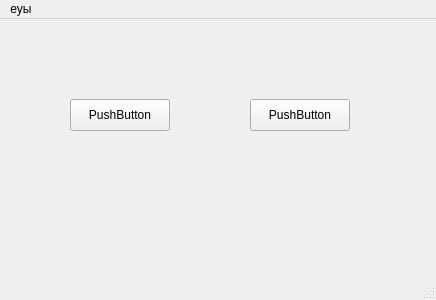
Qt form mainwindow.ui (ib1za/PrimFirmwareTest) before a commit.
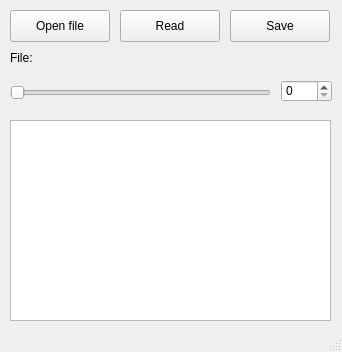
The same form after that commit.

```diff
--- a/mainwindow.ui
+++ b/mainwindow.ui
@@ -6,8 +6,8 @@
    <rect>
     <x>0</x>
     <y>0</y>
-    <width>436</width>
-    <height>300</height>
+    <width>342</width>
+    <height>352</height>
    </rect>
   </property>
   <property name="windowTitle">
@@ -17,59 +17,88 @@
    <widget class="QPushButton" name="pushButton">
     <property name="geometry">
      <rect>
-      <x>70</x>
-      <y>80</y>
+      <x>10</x>
+      <y>10</y>
       <width>100</width>
       <height>32</height>
      </rect>
     </property>
     <property name="text">
-     <string>PushButton</string>
+     <string>Open file</string>
     </property>
    </widget>
    <widget class="QPushButton" name="pushButton_2">
     <property name="geometry">
      <rect>
-      <x>250</x>
-      <y>80</y>
+      <x>120</x>
+      <y>10</y>
       <width>100</width>
       <height>32</height>
      </rect>
     </property>
     <property name="text">
-     <string>PushButton</string>
+     <string>Read</string>
     </property>
    </widget>
-  </widget>
-  <widget class="QMenuBar" name="menubar">
-   <property name="geometry">
-    <rect>
-     <x>0</x>
-     <y>0</y>
-     <width>436</width>
-     <height>37</height>
-    </rect>
-   </property>
-   <widget class="QMenu" name="menu">
-    <property name="title">
-     <string>еуы</string>
+   <widget class="QPushButton" name="savePushButton">
+    <property name="geometry">
+     <rect>
+      <x>230</x>
+      <y>10</y>
+      <width>100</width>
+      <height>32</height>
+     </rect>
     </property>
-    <widget class="QMenu" name="menutest">
-     <property name="title">
-      <string>test</string>
-     </property>
-     <addaction name="action123"/>
-     <addaction name="action123_2"/>
-     <addaction name="separator"/>
-     <addaction name="action32"/>
-     <addaction name="separator"/>
-    </widget>
-    <addaction name="menutest"/>
-    <addaction name="separator"/>
-    <addaction name="separator"/>
-    <addaction name="separator"/>
+    <property name="text">
+     <string>Save</string>
+    </property>
    </widget>
-   <addaction name="menu"/>
+   <widget class="QTextBrowser" name="textBrowser">
+    <property name="geometry">
+     <rect>
+      <x>10</x>
+      <y>120</y>
+      <width>321</width>
+      <height>201</height>
+     </rect>
+    </property>
+   </widget>
+   <widget class="QLabel" name="filePathLabel">
+    <property name="geometry">
+     <rect>
+      <x>10</x>
+      <y>50</y>
+      <width>301</width>
+      <height>16</height>
+     </rect>
+    </property>
+    <property name="text">
+     <string>File: </string>
+    </property>
+   </widget>
+   <widget class="QSlider" name="slider">
+    <property name="geometry">
+     <rect>
+      <x>10</x>
+      <y>80</y>
+      <width>261</width>
+      <height>25</height>
+     </rect>
+    </property>
+    <property name="orientation">
+     <enum>Qt::Horizontal</enum>
+    </property>
+   </widget>
+   <widget class="QSpinBox" name="spinBox">
+    <property name="geometry">
+     <rect>
+      <x>281</x>
+      <y>80</y>
+      <width>51</width>
+      <height>22</height>
+     </rect>
+    </property>
+   </widget>
   </widget>
   <widget class="QStatusBar" name="statusbar"/>
   <action name="action123">
```
Left out of the diff: 4 changed lines with no effect on the pictures.
